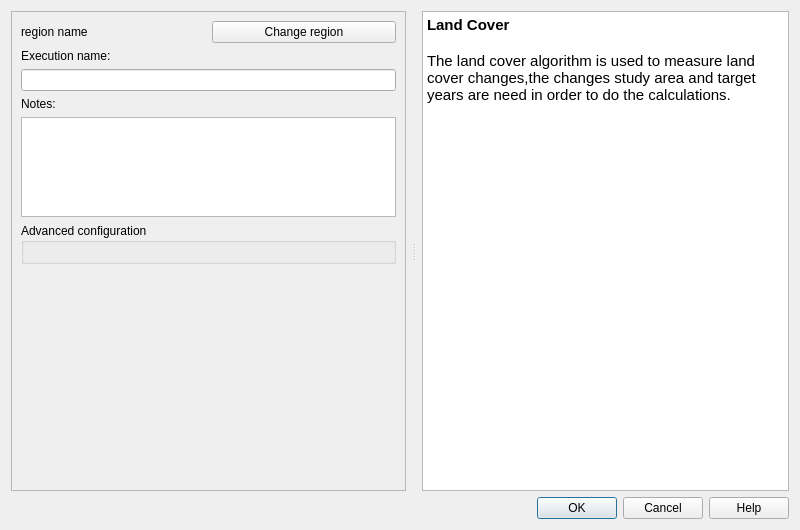
The window that LDMP/gui/DlgCalculateLC.ui (ConservationInternational/trends.earth) describes before a commit, drawn with Qt 5.
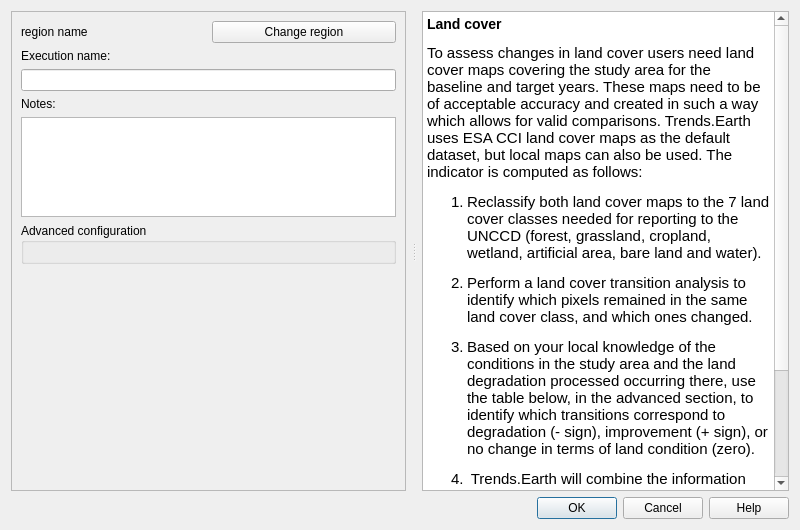
The same window after the commit. Custom widgets are drawn as their Qt base class.

Commit message: Add default help to algorithm execution dialogues (#481)

The edit to the form file:
```diff
--- a/LDMP/gui/DlgCalculateLC.ui
+++ b/LDMP/gui/DlgCalculateLC.ui
@@ -190,9 +190,14 @@
 &lt;html&gt;&lt;head&gt;&lt;meta name=&quot;qrichtext&quot; content=&quot;1&quot; /&gt;&lt;style type=&quot;text/css&quot;&gt;
 p, li { white-space: pre-wrap; }
 &lt;/style&gt;&lt;/head&gt;&lt;body style=&quot; font-family:'Ubuntu'; font-size:11pt; font-weight:400; font-style:normal;&quot;&gt;
-&lt;p style=&quot; margin-top:0px; margin-bottom:0px; margin-left:0px; margin-right:0px; -qt-block-indent:0; text-indent:0px;&quot;&gt;&lt;span style=&quot; font-weight:600;&quot;&gt;Land Cover&lt;/span&gt;&lt;/p&gt;
-&lt;p style=&quot;-qt-paragraph-type:empty; margin-top:0px; margin-bottom:0px; margin-left:0px; margin-right:0px; -qt-block-indent:0; text-indent:0px; font-weight:600;&quot;&gt;&lt;br /&gt;&lt;/p&gt;
-&lt;p style=&quot; margin-top:0px; margin-bottom:0px; margin-left:0px; margin-right:0px; -qt-block-indent:0; text-indent:0px;&quot;&gt;The land cover algorithm is used to measure land cover changes,the changes study area and target years are need in order to do the calculations.&lt;/p&gt;&lt;/body&gt;&lt;/html&gt;</string>
+&lt;h3 style=&quot; margin-top:14px; margin-bottom:12px; margin-left:0px; margin-right:0px; -qt-block-indent:0; text-indent:0px;&quot;&gt;&lt;span style=&quot; font-size:large; font-weight:600;&quot;&gt;Land cover&lt;/span&gt;&lt;/h3&gt;
+&lt;p style=&quot; margin-top:12px; margin-bottom:12px; margin-left:0px; margin-right:0px; -qt-block-indent:0; text-indent:0px;&quot;&gt;To assess changes in land cover users need land cover maps covering the study area for the baseline and target years. These maps need to be of acceptable accuracy and created in such a way which allows for valid comparisons. Trends.Earth uses ESA CCI land cover maps as the default dataset, but local maps can also be used. The indicator is computed as follows:&lt;/p&gt;
+&lt;ol style=&quot;margin-top: 0px; margin-bottom: 0px; margin-left: 0px; margin-right: 0px; -qt-list-indent: 1;&quot;&gt;&lt;li style=&quot; margin-top:12px; margin-bottom:12px; margin-left:0px; margin-right:0px; -qt-block-indent:0; text-indent:0px;&quot;&gt;Reclassify both land cover maps to the 7 land cover classes needed for reporting to the UNCCD (forest, grassland, cropland, wetland, artificial area, bare land and water).&lt;/li&gt;
+&lt;li style=&quot; margin-top:12px; margin-bottom:12px; margin-left:0px; margin-right:0px; -qt-block-indent:0; text-indent:0px;&quot;&gt;Perform a land cover transition analysis to identify which pixels remained in the same land cover class, and which ones changed.&lt;/li&gt;
+&lt;li style=&quot; margin-top:12px; margin-bottom:12px; margin-left:0px; margin-right:0px; -qt-block-indent:0; text-indent:0px;&quot;&gt;Based on your local knowledge of the conditions in the study area and the land degradation processed occurring there, use the table below, in the advanced section, to identify which transitions correspond to degradation (- sign), improvement (+ sign), or no change in terms of land condition (zero).&lt;/li&gt;
+&lt;li style=&quot; margin-top:12px; margin-bottom:12px; margin-left:0px; margin-right:0px; -qt-block-indent:0; text-indent:0px;&quot;&gt; Trends.Earth will combine the information from the land cover maps and the table of degradation typologies by land cover transition to compute the land cover sub-indicator.&lt;/li&gt;&lt;/ol&gt;
+&lt;p style=&quot;-qt-paragraph-type:empty; margin-top:12px; margin-bottom:12px; margin-left:0px; margin-right:0px; -qt-block-indent:0; text-indent:0px;&quot;&gt;&lt;br /&gt;&lt;/p&gt;
+&lt;p style=&quot; margin-top:12px; margin-bottom:12px; margin-left:0px; margin-right:0px; -qt-block-indent:0; text-indent:0px;&quot;&gt;&lt;a href=&quot;http://trends.earth/docs/en/background/understanding_indicators15.html#land-cover&quot;&gt;&lt;span style=&quot; text-decoration: underline; color:#0000ff;&quot;&gt;More information on the Land Cover SDG 15.3.1 Sub-indicator&lt;/span&gt;&lt;/a&gt;&lt;/p&gt;&lt;/body&gt;&lt;/html&gt;</string>
       </property>
       <property name="openExternalLinks">
        <bool>true</bool>
```
Left out of the diff: 2 changed lines with no effect on the pictures. The commit also changes 6 other files.
